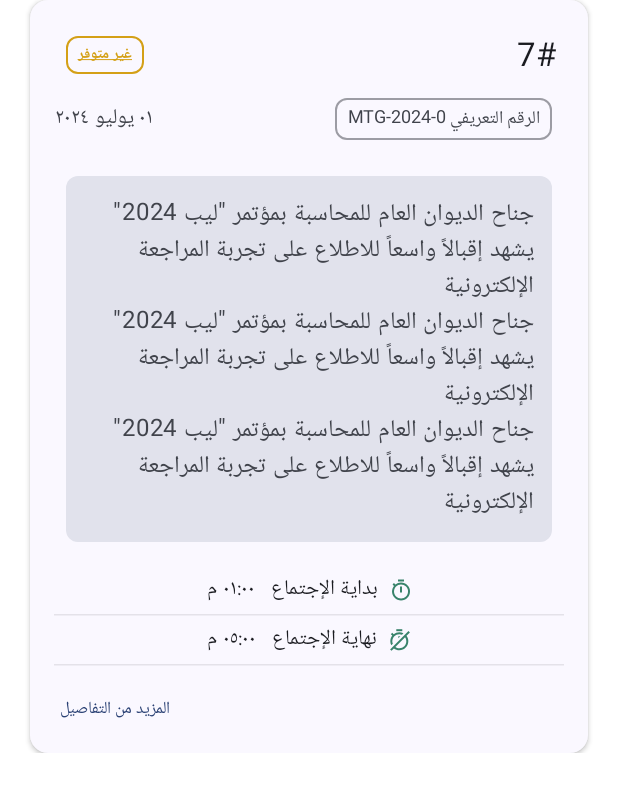
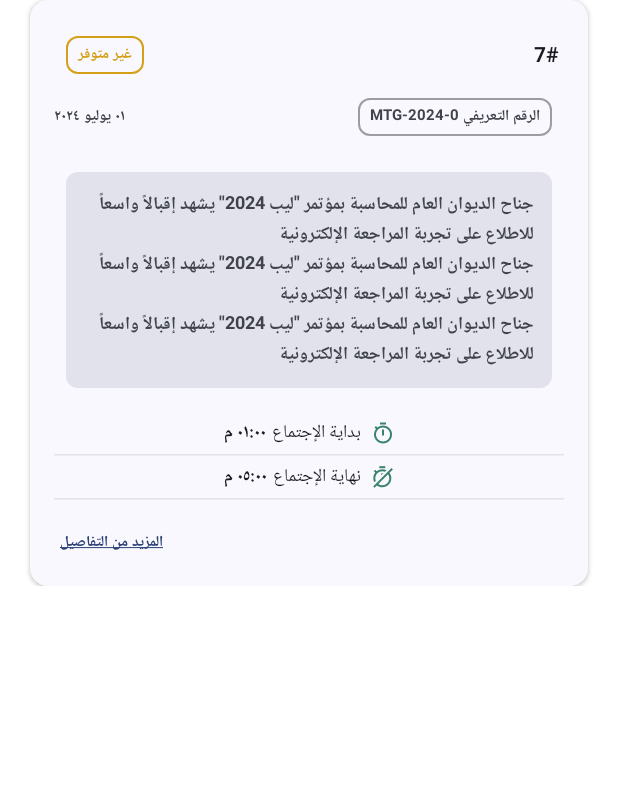
Before and after one commit to RiadhG-Hub/abcher, an Android app built with Jetpack Compose: the @Preview function MeetingCardPreview, on a phone screen of 412 x 824 dp. Shown: the top 792 px of the screen. Run offline under Robolectric (Android 15) with nearby library versions, the phone set to English and light mode, and no system bars; Roboto replaces fonts that are not available here.

Commit message:
feat: Enhance Meeting Card UI and Text Presentation
This commit focuses on improving the visual presentation of meeting information within the `MeetingCard` composable, making it more informative and user-friendly.

-   **Meeting Card Enhancements:**
    -   Adjusted text styles to display meeting ID, status, reference number, date, time and other details more prominently.
    -  Improved text formatting and alignment for better readability.
    -  Modified string format in meeting card to display time only.
    - Updated `string.xml` to match new `MeetingCard` changes.
    - Updated meeting times texts to be in two text views.
    - Updated more details text style.
    - Updated `meeting id` text style.
    - Updated `reference number` text style.
    - Updated `status` text style.
    - Updated `meeting note` text style.
    - Updated `start time` text style.
    - Updated `end time` text style.

```diff
--- a/app/src/main/java/com/example/absher/services/view/meetings/MeetingCard.kt
+++ b/app/src/main/java/com/example/absher/services/view/meetings/MeetingCard.kt
@@ -26,7 +26,6 @@ import androidx.compose.runtime.Composable
 import androidx.compose.runtime.CompositionLocalProvider
 import androidx.compose.ui.Alignment
 import androidx.compose.ui.Modifier
-import androidx.compose.ui.graphics.Color
 import androidx.compose.ui.platform.LocalLayoutDirection
 import androidx.compose.ui.res.stringResource
 import androidx.compose.ui.text.style.TextAlign
@@ -38,15 +37,7 @@ import com.example.absher.services.data.models.meetings.Meeting
 import com.example.absher.services.helper.formatDateToArabic
 import com.example.absher.services.helper.formatTimeToArabic
 import com.example.absher.ui.theme.AbsherTheme
-import com.example.absher.ui.theme.BackgroundGray
-
 import com.example.absher.ui.theme.GreenPrimary
-
-import com.example.absher.ui.theme.MediumGray
-import com.example.absher.ui.theme.StatusDefault
-import com.example.absher.ui.theme.StatusGreen
-import com.example.absher.ui.theme.StatusRed
-import com.example.absher.ui.theme.StatusYellow
 import com.example.absher.ui.theme.statusDefaultColor
 import com.example.absher.ui.theme.statusGreenColor
 import com.example.absher.ui.theme.statusRedColor
@@ -106,7 +97,7 @@ fun MeetingCard(meeting: Meeting, onClick: () -> Unit) {
             ) {
                 Text(
                     text = " ${meeting.id}#",
-                    style = MaterialTheme.typography.titleLarge,
+                    style = MaterialTheme.typography.displayMedium,
                     color = MaterialTheme.colorScheme.onSurface
                 )
                 Box(
@@ -121,7 +112,7 @@ fun MeetingCard(meeting: Meeting, onClick: () -> Unit) {
                 ) {
                     Text(
                         text = statusText,
-                        style = MaterialTheme.typography.labelMedium,
+                        style = MaterialTheme.typography.labelLarge,
                         color = statusColor
                     )
                 }
@@ -148,7 +139,7 @@ fun MeetingCard(meeting: Meeting, onClick: () -> Unit) {
                 ) {
                     Text(
                         text = stringResource(R.string.infonumber, meeting.referenceNumber!!),
-                        style = MaterialTheme.typography.bodySmall,
+                        style = MaterialTheme.typography.labelLarge,
                         color = MaterialTheme.colorScheme.onSurfaceVariant
                     )
                 }
@@ -157,7 +148,7 @@ fun MeetingCard(meeting: Meeting, onClick: () -> Unit) {
                     Spacer(modifier = Modifier.width(4.dp))
                     Text(
                         text = formatDateToArabic(meeting.date ?: ""),
-                        style = MaterialTheme.typography.bodyMedium,
+                        style = MaterialTheme.typography.labelLarge,
                         color = MaterialTheme.colorScheme.onSurfaceVariant
                     )
                 }
@@ -177,7 +168,7 @@ fun MeetingCard(meeting: Meeting, onClick: () -> Unit) {
             ) {
                 Text(
                     text = meeting.notes ?: "",
-                    style = MaterialTheme.typography.bodyLarge,
+                    style = MaterialTheme.typography.displaySmall,
                     color = MaterialTheme.colorScheme.onSurfaceVariant,
                     textAlign = TextAlign.Start,
                     modifier = Modifier.fillMaxWidth()
@@ -196,9 +187,18 @@ fun MeetingCard(meeting: Meeting, onClick: () -> Unit) {
                     Text(
                         text = stringResource(
                             R.string.startmeeting,
-                            formatTimeToArabic(meeting.startTime!!)
-                        ),
-                        style = MaterialTheme.typography.bodyMedium,
+                           )
+                        ,
+                        style = MaterialTheme.typography.bodySmall,
+                        color = MaterialTheme.colorScheme.onSurface
+                    )
+
+                    Text(
+                        modifier = Modifier.padding(start = 4.dp),
+                        text =
+                            formatTimeToArabic(meeting.startTime!!),
+
+                        style = MaterialTheme.typography.displaySmall,
                         color = MaterialTheme.colorScheme.onSurface
                     )
                 }
@@ -215,7 +215,15 @@ fun MeetingCard(meeting: Meeting, onClick: () -> Unit) {
                             R.string.meetingend,
                             formatTimeToArabic(meeting.endTime!!)
                         ),
-                        style = MaterialTheme.typography.bodyMedium,
+                        style = MaterialTheme.typography.bodySmall,
+                        color = MaterialTheme.colorScheme.onSurface
+                    )
+                    Text(
+                        modifier = Modifier.padding(start = 4.dp),
+                        text =
+                            formatTimeToArabic(meeting.endTime),
+
+                        style = MaterialTheme.typography.displaySmall,
                         color = MaterialTheme.colorScheme.onSurface
                     )
                 }
@@ -230,8 +238,8 @@ fun MeetingCard(meeting: Meeting, onClick: () -> Unit) {
 
             Text(
                 text = stringResource(R.string.moredetails),
-                style = MaterialTheme.typography.labelSmall,
-                color = MaterialTheme.colorScheme.primary,
+                style = MaterialTheme.typography.labelMedium.copy(MaterialTheme.colorScheme.primary),
+
                 textAlign = TextAlign.End,
                 modifier = Modifier
                     .fillMaxWidth()
--- a/app/src/main/res/values/strings.xml
+++ b/app/src/main/res/values/strings.xml
@@ -18,10 +18,10 @@
     <string name="title_activity_meeting" translatable="false">MeetingActivity</string>
     <string name="title_activity_meeting_list_page" translatable="false">MeetingListPage</string>
     <string name="meeting">الإجتماع</string>
-    <string name="meetingend">" نهاية الإجتماع   %1$s"</string>
+    <string name="meetingend">" نهاية الإجتماع"</string>
     <string name="moredetails">المزيد من التفاصيل</string>
     <string name="infonumber">الرقم التعريفي %1$s</string>
-    <string name="startmeeting">" بداية الإجتماع   %1$s"</string>
+    <string name="startmeeting">" بداية الإجتماع"</string>
     <string name="title_activity_meetings_attends_card_view">MeetingsAttendsCardView</string>
     <string name="meetings">Meetings</string>
     <string name="title_activity_recommendations_page">RecommendationsPage</string>
```
